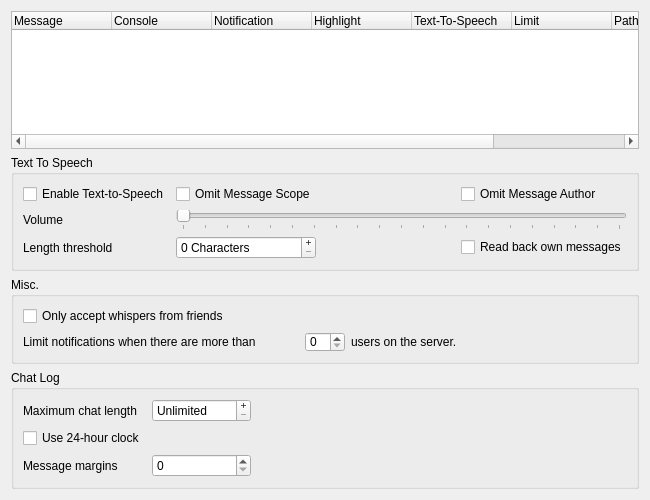
First picture: the form in src/mumble/Log.ui, repository mumble-voip/mumble, before the edit.
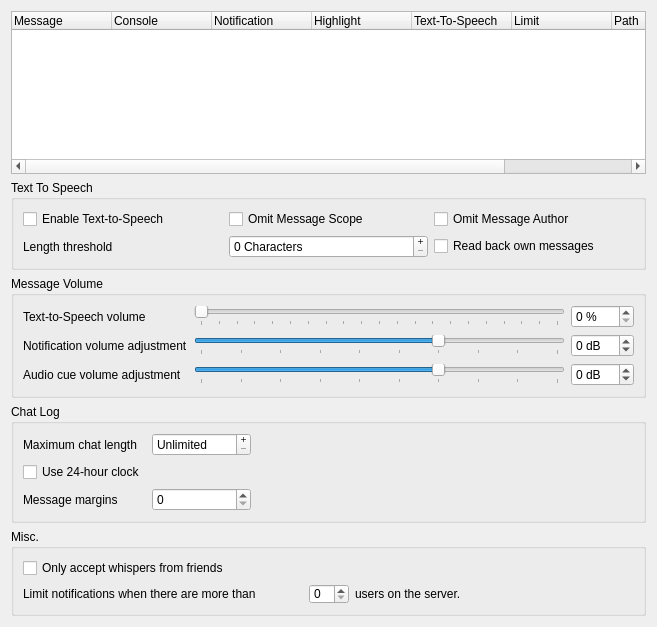
Second picture: the form after the edit.

Commit message: FEAT(client): Add possibility to change notification volume

The edit to the form file:
```diff
--- a/src/mumble/Log.ui
+++ b/src/mumble/Log.ui
@@ -6,8 +6,8 @@
    <rect>
     <x>0</x>
     <y>0</y>
-    <width>650</width>
-    <height>500</height>
+    <width>657</width>
+    <height>627</height>
    </rect>
   </property>
   <property name="windowTitle">
@@ -134,44 +134,6 @@
         </property>
        </widget>
       </item>
-      <item row="1" column="1" colspan="3">
-       <widget class="QSlider" name="qsVolume">
-        <property name="toolTip">
-         <string>Volume of Text-To-Speech Engine</string>
-        </property>
-        <property name="whatsThis">
-         <string>&lt;b&gt;This is the volume used for the speech synthesis.&lt;/b&gt;</string>
-        </property>
-        <property name="maximum">
-         <number>100</number>
-        </property>
-        <property name="singleStep">
-         <number>5</number>
-        </property>
-        <property name="pageStep">
-         <number>20</number>
-        </property>
-        <property name="orientation">
-         <enum>Qt::Horizontal</enum>
-        </property>
-        <property name="tickPosition">
-         <enum>QSlider::TicksBelow</enum>
-        </property>
-        <property name="tickInterval">
-         <number>5</number>
-        </property>
-       </widget>
-      </item>
-      <item row="1" column="0">
-       <widget class="QLabel" name="qlVolume">
-        <property name="text">
-         <string>Volume</string>
-        </property>
-        <property name="buddy">
-         <cstring>qsVolume</cstring>
-        </property>
-       </widget>
-      </item>
       <item row="0" column="1">
        <widget class="QCheckBox" name="qcbNoScope">
         <property name="toolTip">
@@ -196,56 +158,193 @@
     </widget>
    </item>
    <item>
-    <widget class="QGroupBox" name="qgbMisc">
+    <widget class="QGroupBox" name="qgbMessageVolume">
      <property name="title">
-      <string>Misc.</string>
+      <string>Message Volume</string>
      </property>
-     <layout class="QVBoxLayout" name="verticalLayout">
+     <layout class="QVBoxLayout" name="verticalLayout_3">
+      <property name="spacing">
+       <number>6</number>
+      </property>
+      <property name="topMargin">
+       <number>9</number>
+      </property>
       <item>
-       <widget class="QCheckBox" name="qcbWhisperFriends">
-        <property name="toolTip">
-         <string>If checked you will only hear whispers from users you added to your friend list.</string>
-        </property>
-        <property name="text">
-         <string>Only accept whispers from friends</string>
-        </property>
-       </widget>
-      </item>
-      <item>
-       <layout class="QHBoxLayout" name="horizontalLayout">
-        <item>
-         <widget class="QLabel" name="label_2">
+       <layout class="QGridLayout" name="qgbMessageVolumeGrid">
+        <item row="2" column="2">
+         <widget class="QSpinBox" name="qsbCueVolume">
+          <property name="toolTip">
+           <string>Volume adjustment for audio cues</string>
+          </property>
+          <property name="whatsThis">
+           <string>&lt;b&gt;This is the volume adjustment for audio cues.&lt;/b&gt;&lt;br /&gt;A value of 0 dB means no change to the sound sample.</string>
+          </property>
+          <property name="suffix">
+           <string> dB</string>
+          </property>
+          <property name="minimum">
+           <number>-60</number>
+          </property>
+          <property name="maximum">
+           <number>30</number>
+          </property>
+         </widget>
+        </item>
+        <item row="0" column="0">
+         <widget class="QLabel" name="qlTTSVolume">
           <property name="text">
-           <string>Limit notifications when there are more than</string>
+           <string>Text-to-Speech volume</string>
           </property>
          </widget>
         </item>
-        <item>
-         <widget class="QSpinBox" name="qsbMessageLimitUsers">
-          <property name="enabled">
-           <bool>true</bool>
+        <item row="2" column="1">
+         <widget class="QSlider" name="qsCueVolume">
+          <property name="toolTip">
+           <string>Volume adjustment for audio cues</string>
           </property>
-          <property name="maximumSize">
-           <size>
-            <width>40</width>
-            <height>20</height>
-           </size>
+          <property name="whatsThis">
+           <string>&lt;b&gt;This is the volume adjustment for audio cues.&lt;/b&gt;&lt;br /&gt;A value of 0 dB means no change to the sound sample.</string>
           </property>
+          <property name="minimum">
+           <number>-60</number>
+          </property>
+          <property name="maximum">
+           <number>30</number>
+          </property>
+          <property name="singleStep">
+           <number>1</number>
+          </property>
+          <property name="pageStep">
+           <number>10</number>
+          </property>
+          <property name="value">
+           <number>0</number>
+          </property>
+          <property name="orientation">
+           <enum>Qt::Horizontal</enum>
+          </property>
+          <property name="tickPosition">
+           <enum>QSlider::TicksBelow</enum>
+          </property>
+          <property name="tickInterval">
+           <number>10</number>
+          </property>
+         </widget>
+        </item>
+        <item row="1" column="0">
+         <widget class="QLabel" name="qlNotificationVolume">
+          <property name="text">
+           <string>Notification volume adjustment</string>
+          </property>
+          <property name="margin">
+           <number>0</number>
+          </property>
+          <property name="buddy">
+           <cstring>qsNotificationVolume</cstring>
+          </property>
+         </widget>
+        </item>
+        <item row="1" column="2">
+         <widget class="QSpinBox" name="qsbNotificationVolume">
           <property name="toolTip">
            <string>Number of users that will trigger message limiting functionality.</string>
           </property>
-          <property name="frame">
-           <bool>true</bool>
+          <property name="whatsThis">
+           <string>&lt;b&gt;This is the volume adjustment for notification sounds.&lt;/b&gt;&lt;br /&gt;A value of 0 dB means no change to the sound sample.</string>
           </property>
+          <property name="suffix">
+           <string> dB</string>
+          </property>
+          <property name="minimum">
+           <number>-60</number>
+          </property>
+          <property name="maximum">
+           <number>30</number>
+          </property>
          </widget>
         </item>
-        <item>
-         <widget class="QLabel" name="label">
+        <item row="1" column="1">
+         <widget class="QSlider" name="qsNotificationVolume">
+          <property name="toolTip">
+           <string>Volume adjustment for notification sounds</string>
+          </property>
+          <property name="whatsThis">
+           <string>&lt;b&gt;This is the volume adjustment for notification sounds.&lt;/b&gt;&lt;br /&gt;A value of 0 dB means no change to the sound sample.</string>
+          </property>
+          <property name="minimum">
+           <number>-60</number>
+          </property>
+          <property name="maximum">
+           <number>30</number>
+          </property>
+          <property name="singleStep">
+           <number>1</number>
+          </property>
+          <property name="pageStep">
+           <number>10</number>
+          </property>
+          <property name="value">
+           <number>0</number>
+          </property>
+          <property name="orientation">
+           <enum>Qt::Horizontal</enum>
+          </property>
+          <property name="tickPosition">
+           <enum>QSlider::TicksBelow</enum>
+          </property>
+          <property name="tickInterval">
+           <number>10</number>
+          </property>
+         </widget>
+        </item>
+        <item row="0" column="1">
+         <widget class="QSlider" name="qsTTSVolume">
+          <property name="toolTip">
+           <string>Volume of Text-To-Speech Engine</string>
+          </property>
+          <property name="whatsThis">
+           <string>&lt;b&gt;This is the volume used for the speech synthesis.&lt;/b&gt;</string>
+          </property>
+          <property name="maximum">
+           <number>100</number>
+          </property>
+          <property name="singleStep">
+           <number>5</number>
+          </property>
+          <property name="pageStep">
+           <number>20</number>
+          </property>
+          <property name="orientation">
+           <enum>Qt::Horizontal</enum>
+          </property>
+          <property name="tickPosition">
+           <enum>QSlider::TicksBelow</enum>
+          </property>
+          <property name="tickInterval">
+           <number>5</number>
+          </property>
+         </widget>
+        </item>
+        <item row="2" column="0">
+         <widget class="QLabel" name="qlCueVolume">
           <property name="text">
-           <string>users on the server.</string>
+           <string>Audio cue volume adjustment</string>
           </property>
+          <property name="margin">
+           <number>0</number>
+          </property>
           <property name="buddy">
-           <cstring>qsbMessageLimitUsers</cstring>
+           <cstring>qsNotificationVolume</cstring>
+          </property>
+         </widget>
+        </item>
+        <item row="0" column="2">
+         <widget class="QSpinBox" name="qsbTTSVolume">
+          <property name="suffix">
+           <string> %</string>
+          </property>
+          <property name="maximum">
+           <number>100</number>
           </property>
          </widget>
         </item>
@@ -334,6 +433,65 @@
      </layout>
     </widget>
    </item>
+   <item>
+    <widget class="QGroupBox" name="qgbMisc">
+     <property name="title">
+      <string>Misc.</string>
+     </property>
+     <layout class="QVBoxLayout" name="verticalLayout">
+      <item>
+       <widget class="QCheckBox" name="qcbWhisperFriends">
+        <property name="toolTip">
+         <string>If checked you will only hear whispers from users you added to your friend list.</string>
+        </property>
+        <property name="text">
+         <string>Only accept whispers from friends</string>
+        </property>
+       </widget>
+      </item>
+      <item>
+       <layout class="QHBoxLayout" name="horizontalLayout">
+        <item>
+         <widget class="QLabel" name="label_2">
+          <property name="text">
+           <string>Limit notifications when there are more than</string>
+          </property>
+         </widget>
+        </item>
+        <item>
+         <widget class="QSpinBox" name="qsbMessageLimitUsers">
+          <property name="enabled">
+           <bool>true</bool>
+          </property>
+          <property name="maximumSize">
+           <size>
+            <width>40</width>
+            <height>20</height>
+           </size>
+          </property>
+          <property name="toolTip">
+           <string>Number of users that will trigger message limiting functionality.</string>
+          </property>
+          <property name="frame">
+           <bool>true</bool>
+          </property>
+         </widget>
+        </item>
+        <item>
+         <widget class="QLabel" name="label">
+          <property name="text">
+           <string>users on the server.</string>
+          </property>
+          <property name="buddy">
+           <cstring>qsbMessageLimitUsers</cstring>
+          </property>
+         </widget>
+        </item>
+       </layout>
+      </item>
+     </layout>
+    </widget>
+   </item>
   </layout>
  </widget>
  <resources/>
```
Left out of the diff: 5 changed lines with no effect on the pictures. The commit also changes 26 other files.
